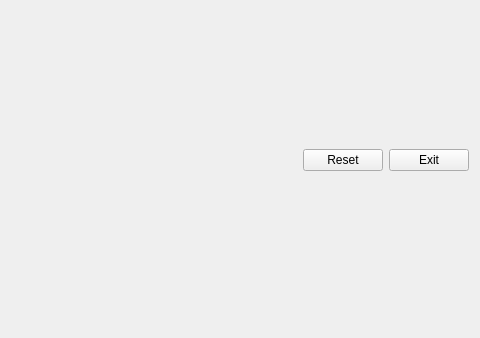
t123yh/Memorized, file reviewdialog.ui: the form before one commit; both pictures show x 253 to 733 and y 198 to 536 of the 733 by 536 pixel window.
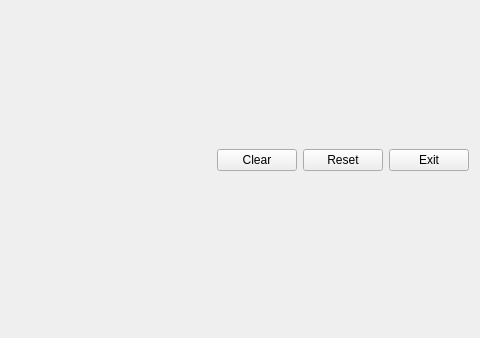
The form after the commit.

Commit message: Ask user to confirm before reset.

```diff
--- a/reviewdialog.ui
+++ b/reviewdialog.ui
@@ -77,6 +77,13 @@
        </property>
       </widget>
      </item>
+     <item>
+      <widget class="QPushButton" name="btn_Clear">
+       <property name="text">
+        <string>Clear</string>
+       </property>
+      </widget>
+     </item>
      <item>
       <widget class="QPushButton" name="btn_Reset">
        <property name="text">
```
The commit also changes 2 other files.
